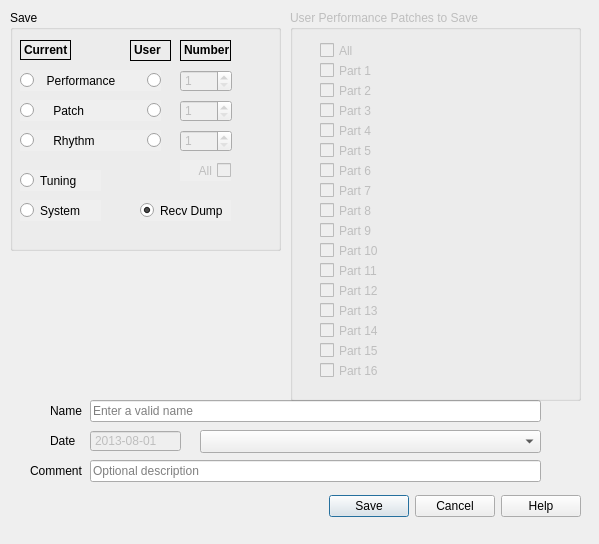
This is save_dialog/Save_Dialog.ui in RoberNoTson/JV1080lib as Qt 5 draws it before an edit. The edited form follows.
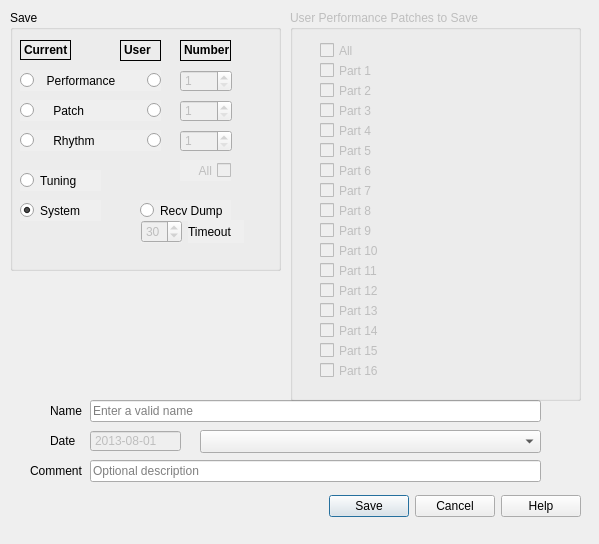
This is the edited form.

Commit message: add timeout selection for Receive Dump

```diff
--- a/save_dialog/Save_Dialog.ui
+++ b/save_dialog/Save_Dialog.ui
@@ -99,7 +99,7 @@
      <x>10</x>
      <y>10</y>
      <width>271</width>
-     <height>241</height>
+     <height>261</height>
     </rect>
    </property>
    <property name="title">
@@ -121,7 +121,7 @@
      <string>System</string>
     </property>
     <property name="checked">
-     <bool>false</bool>
+     <bool>true</bool>
     </property>
    </widget>
    <widget class="QRadioButton" name="Save_CurrentPerformance_button">
@@ -206,7 +206,7 @@
    <widget class="QLabel" name="label_4">
     <property name="geometry">
      <rect>
-      <x>120</x>
+      <x>110</x>
       <y>30</y>
       <width>41</width>
       <height>21</height>
@@ -411,7 +411,7 @@
      <string>Recv Dump</string>
     </property>
     <property name="checked">
-     <bool>true</bool>
+     <bool>false</bool>
     </property>
    </widget>
    <widget class="QCheckBox" name="Save_All_button">
@@ -436,6 +436,44 @@
      <string>All</string>
     </property>
    </widget>
+   <widget class="QWidget" name="">
+    <property name="geometry">
+     <rect>
+      <x>131</x>
+      <y>210</y>
+      <width>103</width>
+      <height>24</height>
+     </rect>
+    </property>
+    <layout class="QFormLayout" name="formLayout">
+     <item row="0" column="0">
+      <widget class="QSpinBox" name="Save_Timeout_select">
+       <property name="enabled">
+        <bool>false</bool>
+       </property>
+       <property name="autoFillBackground">
+        <bool>true</bool>
+       </property>
+       <property name="maximum">
+        <number>60</number>
+       </property>
+       <property name="value">
+        <number>30</number>
+       </property>
+      </widget>
+     </item>
+     <item row="0" column="1">
+      <widget class="QLabel" name="label_7">
+       <property name="autoFillBackground">
+        <bool>true</bool>
+       </property>
+       <property name="text">
+        <string>Timeout</string>
+       </property>
+      </widget>
+     </item>
+    </layout>
+   </widget>
   </widget>
   <widget class="QGroupBox" name="Save_PerfPart_box">
    <property name="enabled">
```
Left out of the diff: 67 changed lines with no effect on the pictures. The commit also changes 3 other files.
